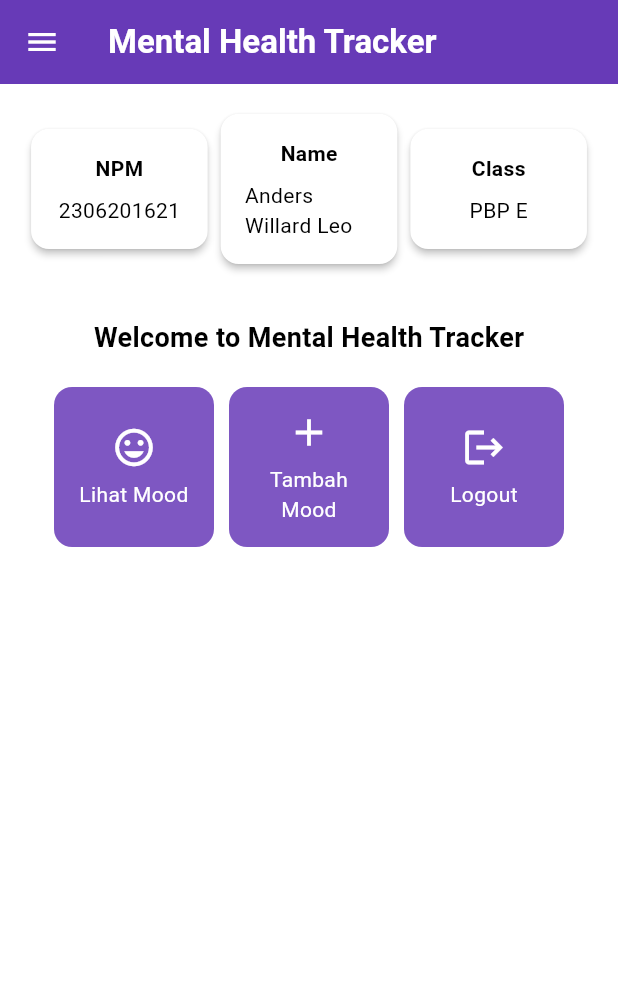
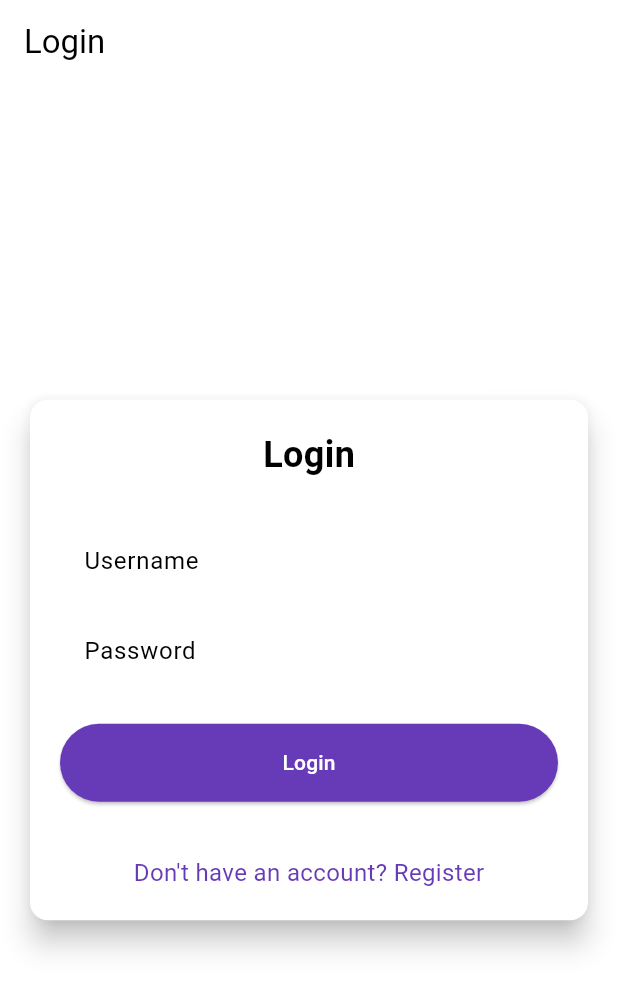
Before and after one commit to Anders35/mental-health-tracker-mobile, a Flutter app: the screen it shows after launch, on a phone screen of 412 x 824 dp. Shown: the top 991 px of the screen. Run offline on Flutter 3.47's test engine with Material 3 defaults, Android fonts, the phone set to English and light mode, and no system bars; missing offline and left inert: pbp_django_auth.

Commit message:
tutorial 8

```diff
--- a/lib/main.dart
+++ b/lib/main.dart
@@ -1,5 +1,7 @@
 import 'package:flutter/material.dart';
-import 'package:mental_health_tracker/screens/menu.dart';
+import 'package:pbp_django_auth/pbp_django_auth.dart';
+import 'package:provider/provider.dart';
+import 'package:mental_health_tracker/screens/login.dart';
 
 void main() {
   runApp(const MyApp());
@@ -11,30 +13,21 @@ class MyApp extends StatelessWidget {
   // This widget is the root of your application.
   @override
   Widget build(BuildContext context) {
-    return MaterialApp(
-      title: 'Flutter Demo',
-      theme: ThemeData(
-        // This is the theme of your application.
-        //
-        // TRY THIS: Try running your application with "flutter run". You'll see
-        // the application has a purple toolbar. Then, without quitting the app,
-        // try changing the seedColor in the colorScheme below to Colors.green
-        // and then invoke "hot reload" (save your changes or press the "hot
-        // reload" button in a Flutter-supported IDE, or press "r" if you used
-        // the command line to start the app).
-        //
-        // Notice that the counter didn't reset back to zero; the application
-        // state is not lost during the reload. To reset the state, use hot
-        // restart instead.
-        //
-        // This works for code too, not just values: Most code changes can be
-        // tested with just a hot reload.
-        colorScheme: ColorScheme.fromSwatch(
-              primarySwatch: Colors.deepPurple,
-        ).copyWith(secondary: Colors.deepPurple[400]),
-        useMaterial3: true,
+    return Provider(
+      create: (_) {
+        CookieRequest request = CookieRequest();
+        return request;
+      },
+      child: MaterialApp(
+        title: 'Mental Health Tracker',
+        theme: ThemeData(
+          useMaterial3: true,
+          colorScheme: ColorScheme.fromSwatch(
+            primarySwatch: Colors.deepPurple,
+          ).copyWith(secondary: Colors.deepPurple[400]),
+        ),
+        home: const LoginPage(),
       ),
-      home: MyHomePage(),
     );
   }
 }
--- /dev/null
+++ b/lib/screens/login.dart
@@ -0,0 +1,181 @@
+import 'package:mental_health_tracker/screens/menu.dart';
+import 'package:flutter/material.dart';
+import 'package:pbp_django_auth/pbp_django_auth.dart';
+import 'package:provider/provider.dart';
+import 'package:mental_health_tracker/screens/register.dart';
+
+void main() {
+  runApp(const LoginApp());
+}
+
+class LoginApp extends StatelessWidget {
+  const LoginApp({super.key});
+
+  @override
+  Widget build(BuildContext context) {
+    return MaterialApp(
+      title: 'Login',
+      theme: ThemeData(
+        useMaterial3: true,
+        colorScheme: ColorScheme.fromSwatch(
+          primarySwatch: Colors.deepPurple,
+        ).copyWith(secondary: Colors.deepPurple[400]),
+      ),
+      home: const LoginPage(),
+    );
+  }
+}
+
+class LoginPage extends StatefulWidget {
+  const LoginPage({super.key});
+
+  @override
+  State<LoginPage> createState() => _LoginPageState();
+}
+
+class _LoginPageState extends State<LoginPage> {
+  final TextEditingController _usernameController = TextEditingController();
+  final TextEditingController _passwordController = TextEditingController();
+
+  @override
+  Widget build(BuildContext context) {
+    final request = context.watch<CookieRequest>();
+
+    return Scaffold(
+      appBar: AppBar(
+        title: const Text('Login'),
+      ),
+      body: Center(
+        child: SingleChildScrollView(
+          padding: const EdgeInsets.all(16.0),
+          child: Card(
+            elevation: 8,
+            shape: RoundedRectangleBorder(
+              borderRadius: BorderRadius.circular(12.0),
+            ),
+            child: Padding(
+              padding: const EdgeInsets.all(20.0),
+              child: Column(
+                mainAxisSize: MainAxisSize.min,
+                children: [
+                  const Text(
+                    'Login',
+                    style: TextStyle(
+                      fontSize: 24.0,
+                      fontWeight: FontWeight.bold,
+                    ),
+                  ),
+                  const SizedBox(height: 30.0),
+                  TextField(
+                    controller: _usernameController,
+                    decoration: const InputDecoration(
+                      labelText: 'Username',
+                      hintText: 'Enter your username',
+                      border: OutlineInputBorder(
+                        borderRadius: BorderRadius.all(Radius.circular(12.0)),
+                      ),
+                      contentPadding:
+                          EdgeInsets.symmetric(horizontal: 12.0, vertical: 8.0),
+                    ),
+                  ),
+                  const SizedBox(height: 12.0),
+                  TextField(
+                    controller: _passwordController,
+                    decoration: const InputDecoration(
+                      labelText: 'Password',
+                      hintText: 'Enter your password',
+                      border: OutlineInputBorder(
+                        borderRadius: BorderRadius.all(Radius.circular(12.0)),
+                      ),
+                      contentPadding:
+                          EdgeInsets.symmetric(horizontal: 12.0, vertical: 8.0),
+                    ),
+                    obscureText: true,
+                  ),
+                  const SizedBox(height: 24.0),
+                  ElevatedButton(
+                    onPressed: () async {
+                      String username = _usernameController.text;
+                      String password = _passwordController.text;
+
+                      // Cek kredensial
+                      // TODO: Ganti URL dan jangan lupa tambahkan trailing slash (/) di akhir URL!
+                      // Untuk menyambungkan Android emulator dengan Django pada localhost,
+                      // gunakan URL http://10.0.2.2/
+                      final response = await request
+                          .login("http://127.0.0.1:8000/auth/login/", {
+                        'username': username,
+                        'password': password,
+                      });
+
+                      if (request.loggedIn) {
+                        String message = response['message'];
+                        String uname = response['username'];
+                        if (context.mounted) {
+                          Navigator.pushReplacement(
+                            context,
+                            MaterialPageRoute(
+                                builder: (context) => MyHomePage()),
+                          );
+                          ScaffoldMessenger.of(context)
+                            ..hideCurrentSnackBar()
+                            ..showSnackBar(
+                              SnackBar(
+                                  content:
+                                      Text("$message Selamat datang, $uname.")),
+                            );
+                        }
+                      } else {
+                        if (context.mounted) {
+                          showDialog(
+                            context: context,
+                            builder: (context) => AlertDialog(
+                              title: const Text('Login Gagal'),
+                              content: Text(response['message']),
+                              actions: [
+                                TextButton(
+                                  child: const Text('OK'),
+                                  onPressed: () {
+                                    Navigator.pop(context);
+                                  },
+                                ),
+                              ],
+                            ),
+                          );
+                        }
+                      }
+                    },
+                    style: ElevatedButton.styleFrom(
+                      foregroundColor: Colors.white,
+                      minimumSize: Size(double.infinity, 50),
+                      backgroundColor: Theme.of(context).colorScheme.primary,
+                      padding: const EdgeInsets.symmetric(vertical: 16.0),
+                    ),
+                    child: const Text('Login'),
+                  ),
+                  const SizedBox(height: 36.0),
+                  GestureDetector(
+                    onTap: () {
+                      Navigator.push(
+                        context,
+                        MaterialPageRoute(
+                            builder: (context) => const RegisterPage()),
+                      );
+                    },
+                    child: Text(
+                      'Don\'t have an account? Register',
+                      style: TextStyle(
+                        color: Theme.of(context).colorScheme.primary,
+                        fontSize: 16.0,
+                      ),
+                    ),
+                  ),
+                ],
+              ),
+            ),
+          ),
+        ),
+      ),
+    );
+  }
+}
--- a/pubspec.yaml
+++ b/pubspec.yaml
@@ -35,6 +35,9 @@ dependencies:
   # The following adds the Cupertino Icons font to your application.
   # Use with the CupertinoIcons class for iOS style icons.
   cupertino_icons: ^1.0.8
+  provider: ^6.1.2
+  pbp_django_auth: ^0.4.0
+  http: ^1.2.2
 
 dev_dependencies:
   flutter_test:
```
Also changed, not shown: lib/models/mood_entry.dart (added, +65 -0 lines), lib/screens/list_moodentry.dart (added, +90 -0 lines), lib/screens/moodentry_form.dart (+37 -29 lines), lib/screens/register.dart (added, +166 -0 lines), lib/widgets/left_drawer.dart (+12 -1 lines), lib/widgets/mood_card.dart (+35 -2 lines), pubspec.lock, 2 other files.
